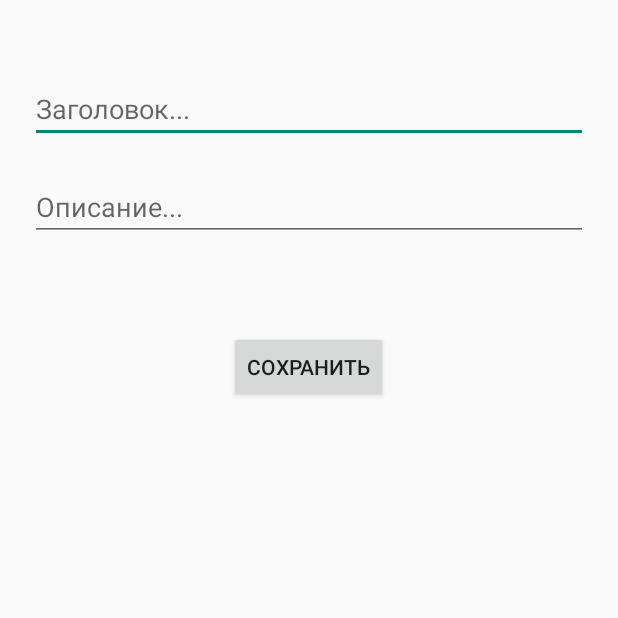
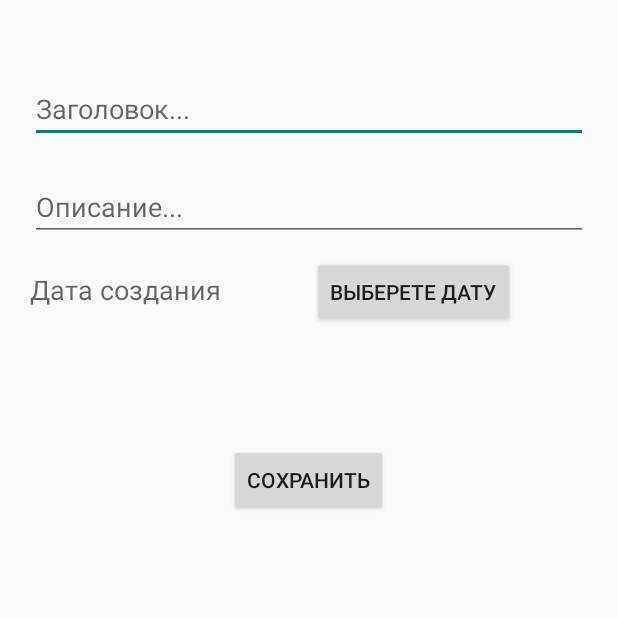
Before and after one commit to TanyaRazor/Notes, an Android app: the AddNote screen opened directly, with no data from a screen before it, on a phone screen of 412 x 824 dp, the top half of it. Run offline under Robolectric (Android 15) with nearby library versions, the phone set to English and light mode, and no system bars.

Commit message:
добавление даты создания

```diff
--- a/app/src/main/java/tanya/org/ingvin/notes/app/AddNote.java
+++ b/app/src/main/java/tanya/org/ingvin/notes/app/AddNote.java
@@ -1,10 +1,14 @@
 package tanya.org.ingvin.notes.app;
 
 import android.app.Activity;
+import android.app.DatePickerDialog;
 import android.content.Intent;
 import android.os.Bundle;
 import android.view.View;
+import android.widget.DatePicker;
 import android.widget.EditText;
+
+import java.util.Calendar;
 
 /**
  * Created by tanya on 09.11.16.
@@ -12,6 +16,8 @@ import android.widget.EditText;
 public class AddNote extends Activity {
     public final static String CONTENT = "CONTENT";
     public static final String DESC = "DESC";
+    Calendar dateOfCreateNote = Calendar.getInstance();
+    public final static String DATA = "DATA";
 
     @Override
     protected void onCreate(Bundle savedInstanceState) {
@@ -24,11 +30,27 @@ public class AddNote extends Activity {
 
         String content = ((EditText)findViewById(R.id.contentNote)).getText().toString();
         String desc = ((EditText)findViewById(R.id.descNote)).getText().toString();
+        String data = ((EditText) findViewById(R.id.createDataView)).getText().toString();
 
         intent.putExtra(CONTENT,content);
         intent.putExtra(DESC, desc);
+        intent.putExtra(DATA, data);
 
         setResult(RESULT_OK, intent);
         finish();
     }
+
+    public void dateClickButton(View view) {
+        new DatePickerDialog(AddNote.this,d,
+                dateOfCreateNote.get(Calendar.YEAR),
+                dateOfCreateNote.get(Calendar.MONTH),
+                dateOfCreateNote.get(Calendar.DAY_OF_MONTH)).show();
+    }
+    DatePickerDialog.OnDateSetListener d = new DatePickerDialog.OnDateSetListener(){
+        public void onDateSet(DatePicker view, int year, int monthOfYear, int dayOfMonth){
+            dateOfCreateNote.set(Calendar.YEAR, year);
+            dateOfCreateNote.set(Calendar.MONTH, monthOfYear);
+            dateOfCreateNote.set(Calendar.DAY_OF_MONTH, dayOfMonth);
+        }
+    };
 }
--- a/app/src/main/java/tanya/org/ingvin/notes/app/MainActivity.java
+++ b/app/src/main/java/tanya/org/ingvin/notes/app/MainActivity.java
@@ -40,8 +40,9 @@ public class MainActivity extends Activity {
             if (resultCode==RESULT_OK){
                 String content = data.getStringExtra(AddNote.CONTENT);
                 String desc = data.getStringExtra(AddNote.DESC);
+                String dataOfNote = data.getStringExtra(AddNote.DATA);
 
-                notes.add(new Notes(content, desc));
+                notes.add(new Notes(content, desc, dataOfNote));
 
                 adapter = new NotesAdapter(this, notes);
 
--- a/app/src/main/java/tanya/org/ingvin/notes/app/Notes.java
+++ b/app/src/main/java/tanya/org/ingvin/notes/app/Notes.java
@@ -6,9 +6,11 @@ package tanya.org.ingvin.notes.app;
 public class Notes{
     String content;
     String desc;
+    String createData;
 
-    Notes(String content, String desc){
+    Notes(String content, String desc, String createData){
         this.content = content;
         this.desc = desc;
+        this.createData = createData;
     }
 }
--- a/app/src/main/res/layout/add_note.xml
+++ b/app/src/main/res/layout/add_note.xml
@@ -17,6 +17,23 @@
             android:id="@+id/descNote" android:layout_gravity="center_horizontal" android:hint="Описание..."
             android:layout_marginLeft="20dp" android:layout_marginTop="10dp" android:layout_marginRight="20dp"
             android:layout_marginBottom="10dp"/>
+    <LinearLayout
+            android:orientation="horizontal"
+            android:layout_width="match_parent"
+            android:layout_height="75dp" android:weightSum="1">
+        <TextView
+                android:layout_width="wrap_content"
+                android:layout_height="wrap_content"
+                android:textAppearance="?android:attr/textAppearanceMedium"
+                android:id="@+id/createDataView" android:layout_weight="0.30" android:layout_marginLeft="20dp"
+                android:layout_marginRight="20dp" android:hint="Дата создания"/>
+        <Button
+                android:layout_width="wrap_content"
+                android:layout_height="wrap_content"
+                android:text="Выберете дату"
+                android:id="@+id/data_button" android:onClick="dateClickButton"
+                android:layout_marginRight="20dp" android:layout_marginLeft="20dp"/>
+    </LinearLayout>
     <Button
             android:layout_width="wrap_content"
             android:layout_height="wrap_content"
```
Also changed, not shown: app/src/main/res/layout/item.xml (+11 -3 lines).
